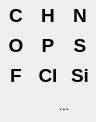
Qt form src/schrodinger/sketcher/ui/set_atom_widget.ui (schrodinger/sketcher) before a commit.
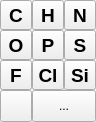
The same form after that commit. Icons and pictures are not drawn. Custom widgets are drawn as their Qt base class.

Commit message: SKETCH-1544. Move stylesheet specifications out into sketcher_css_style.h

The edit to the form file:
```diff
--- a/src/schrodinger/sketcher/ui/set_atom_widget.ui
+++ b/src/schrodinger/sketcher/ui/set_atom_widget.ui
@@ -56,11 +56,6 @@
        <bold>true</bold>
       </font>
      </property>
-     <property name="styleSheet">
-      <string notr="true">QToolButton {
-border : none;
-}</string>
-     </property>
      <property name="text">
       <string>Si</string>
      </property>
@@ -102,11 +97,6 @@
      <property name="toolTip">
       <string>Chlorine</string>
      </property>
-     <property name="styleSheet">
-      <string notr="true">QToolButton {
-border : none;
-}</string>
-     </property>
      <property name="text">
       <string>Cl</string>
      </property>
@@ -148,11 +138,6 @@
      <property name="toolTip">
       <string>Nitrogen</string>
      </property>
-     <property name="styleSheet">
-      <string notr="true">QToolButton {
-border : none;
-}</string>
-     </property>
      <property name="text">
       <string>N</string>
      </property>
@@ -194,11 +179,6 @@
      <property name="toolTip">
       <string>Carbon</string>
      </property>
-     <property name="styleSheet">
-      <string notr="true">QToolButton {
-border : none;
-}</string>
-     </property>
      <property name="text">
       <string>C</string>
      </property>
@@ -240,11 +220,6 @@
      <property name="toolTip">
       <string>Sulphur</string>
      </property>
-     <property name="styleSheet">
-      <string notr="true">QToolButton {
-border : none;
-}</string>
-     </property>
      <property name="text">
       <string>S</string>
      </property>
@@ -286,11 +261,6 @@
      <property name="toolTip">
       <string>Oxygen</string>
      </property>
-     <property name="styleSheet">
-      <string notr="true">QToolButton {
-border : none;
-}</string>
-     </property>
      <property name="text">
       <string>O</string>
      </property>
@@ -332,11 +302,6 @@
      <property name="toolTip">
       <string>Phosphorus</string>
      </property>
-     <property name="styleSheet">
-      <string notr="true">QToolButton {
-border : none;
-}</string>
-     </property>
      <property name="text">
       <string>P</string>
      </property>
@@ -378,11 +343,6 @@
      <property name="toolTip">
       <string>Hydrogen</string>
      </property>
-     <property name="styleSheet">
-      <string notr="true">QToolButton {
-border : none;
-}</string>
-     </property>
      <property name="text">
       <string>H</string>
      </property>
@@ -424,11 +384,6 @@
      <property name="toolTip">
       <string>Fluorine</string>
      </property>
-     <property name="styleSheet">
-      <string notr="true">QToolButton {
-border : none;
-}</string>
-     </property>
      <property name="text">
       <string>F</string>
      </property>
@@ -466,19 +421,6 @@
        <height>32</height>
       </size>
      </property>
-     <property name="font">
-      <font>
-       <pointsize>14</pointsize>
-       <weight>75</weight>
-       <italic>true</italic>
-       <bold>true</bold>
-      </font>
-     </property>
-     <property name="styleSheet">
-      <string notr="true">QToolButton {
-border : none;
-}</string>
-     </property>
      <property name="text">
       <string/>
      </property>
@@ -519,11 +461,6 @@
      <property name="toolTip">
       <string>Periodic Table</string>
      </property>
-     <property name="styleSheet">
-      <string notr="true">QToolButton {
-border : none;
-}</string>
-     </property>
      <property name="text">
       <string>...</string>
      </property>
```
The commit also changes 14 other files.
